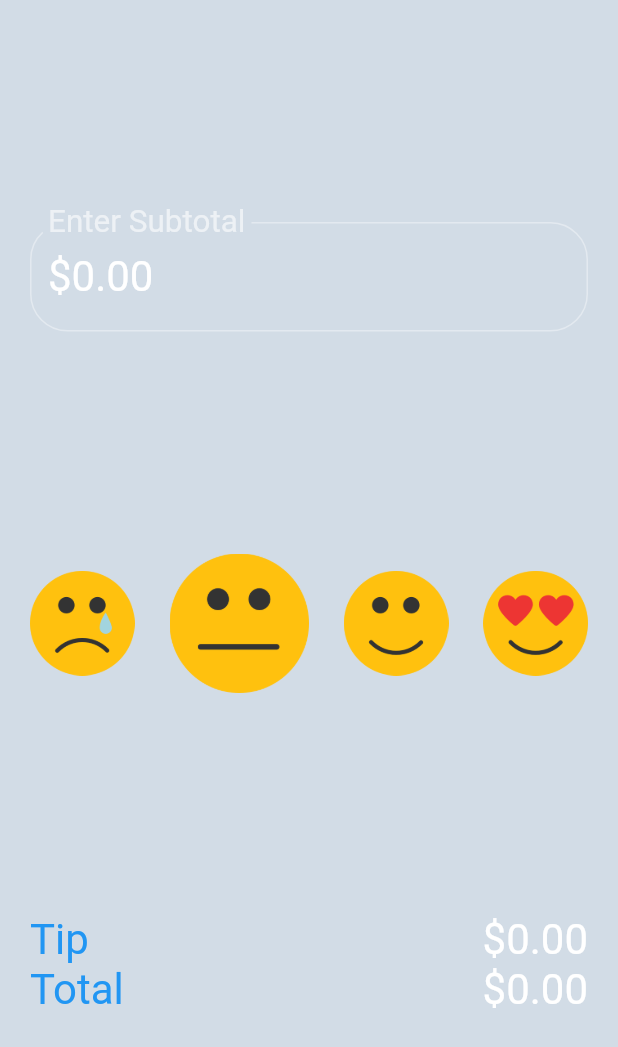
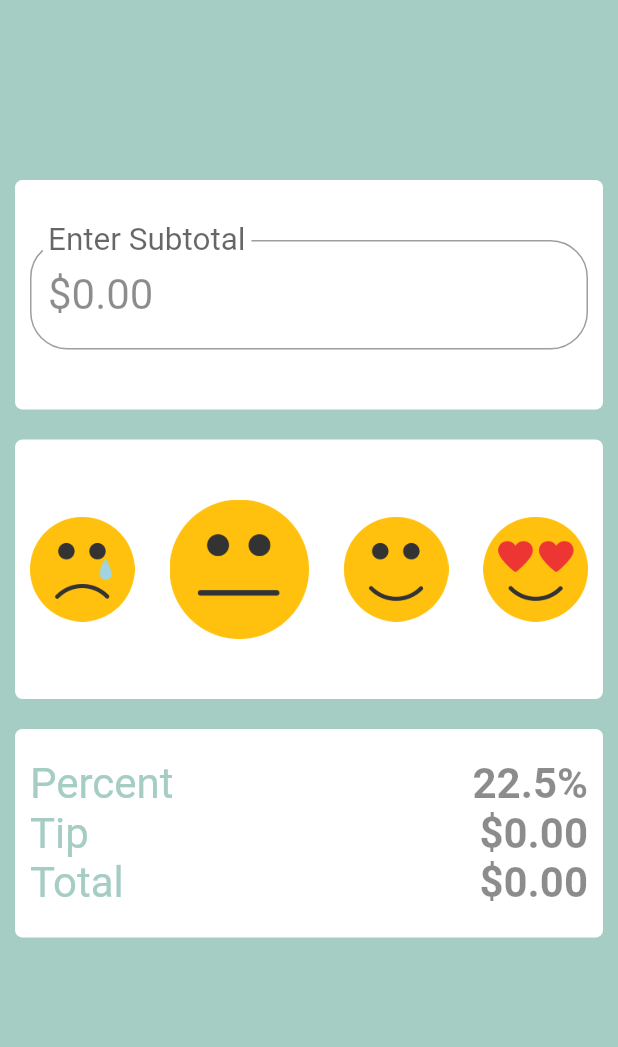
Before and after one commit to jbraunschweiger/Smart-Tip, a Flutter app: the screen it shows after launch, on a phone screen of 412 x 824 dp. Shown: the top 1047 px of the screen. Run offline on Flutter 3.47's test engine with Material 2 defaults, Android fonts, the light colour scheme and no system bars; our stand-ins replace flutter_masked_text, geolocator; Roboto replaces fonts that are missing (Montserrat).

Commit message:
Added cards. Probably gonna not go with cards

```diff
--- a/lib/main.dart
+++ b/lib/main.dart
@@ -69,8 +69,8 @@ class HomePage extends State<MyApp> {
 
   @override
   Widget build(BuildContext context) {
-    Color primary = Colors.white;
-    Color accent = Colors.blue;
+    Color primary = Colors.black45;
+    Color accent = Color.fromARGB(255, 165, 205, 196);
     double defaultFontSize = 28;
     return MaterialApp(
         title: 'Flutter',
@@ -78,30 +78,49 @@ class HomePage extends State<MyApp> {
           resizeToAvoidBottomPadding: false,
           body: Container(
               decoration:
-                  BoxDecoration(color: Color.fromARGB(255, 210, 220, 230)),
+                  BoxDecoration(color: accent),
               child: Container(
-                margin: const EdgeInsets.only(left: 20.0, right: 20.0),
+                margin: const EdgeInsets.only(
+                    left: 10, right: 10, top: 10, bottom: 10),
                 child: Center(
                   child: Column(
-                    mainAxisAlignment: MainAxisAlignment.spaceEvenly,
+                    mainAxisAlignment: MainAxisAlignment.start,
                     children: [
-                      TextField(
+                      Container(
+                          padding: const EdgeInsets.only(
+                              left: 10, right: 10, top: 40, bottom: 40),
+                          margin: const EdgeInsets.only (top: 110, bottom: 10),
+                          decoration: BoxDecoration(
+                            color: Color.fromARGB(255, 255, 255, 255),
+                            borderRadius:
+                                new BorderRadius.all(new Radius.circular(5.0)),
+                          ),
+                          child: TextField(
                             keyboardType: TextInputType.number,
                             controller: moneyFormatter,
                             cursorWidth: 0,
-
-                        style: TextStyle(fontSize: defaultFontSize),
+                            style: TextStyle(
+                                fontSize: defaultFontSize, color: primary),
                             decoration: InputDecoration(
                               labelText: "Enter Subtotal",
                               fillColor: Colors.white,
                               border: new OutlineInputBorder(
                                 borderRadius: new BorderRadius.circular(25.0),
-                            borderSide: new BorderSide(
+                                borderSide: new BorderSide(),
                               ),
                             ),
+                          )),
+                      Container(
+                          padding: const EdgeInsets.only(
+                              left: 10, right: 10, top: 40, bottom: 40),
+
+                          margin: const EdgeInsets.only (top: 10, bottom: 10),
+                          decoration: BoxDecoration(
+                            color: Color.fromARGB(255, 255, 255, 255),
+                            borderRadius:
+                                new BorderRadius.all(new Radius.circular(5.0)),
                           ),
-                      ),
-                      Row(
+                          child: Row(
                               mainAxisAlignment: MainAxisAlignment.spaceEvenly,
                               children: [
                                 Flexible(
@@ -114,8 +133,8 @@ class HomePage extends State<MyApp> {
                                             vibrate();
                                           });
                                         },
-                                    child:
-                                        Image.asset("graphics/unhappy.png"))),
+                                        child: Image.asset(
+                                            "graphics/unhappy.png"))),
                                 Flexible(flex: 1, child: Container()),
                                 Flexible(
                                     flex: satisfactionFlex[1],
@@ -127,8 +146,8 @@ class HomePage extends State<MyApp> {
                                             vibrate();
                                           });
                                         },
-                                    child:
-                                        Image.asset("graphics/confused.png"))),
+                                        child: Image.asset(
+                                            "graphics/confused.png"))),
                                 Flexible(flex: 1, child: Container()),
                                 Flexible(
                                     flex: satisfactionFlex[2],
@@ -140,8 +159,8 @@ class HomePage extends State<MyApp> {
                                             vibrate();
                                           });
                                         },
-                                    child:
-                                        Image.asset("graphics/smiling.png"))),
+                                        child: Image.asset(
+                                            "graphics/smiling.png"))),
                                 Flexible(flex: 1, child: Container()),
                                 Flexible(
                                     flex: satisfactionFlex[3],
@@ -153,36 +172,73 @@ class HomePage extends State<MyApp> {
                                             vibrate();
                                           });
                                         },
-                                    child: Image.asset("graphics/in-love.png")))
-                          ]),
-                      Column(
+                                        child: Image.asset(
+                                            "graphics/in-love.png")))
+                              ])),
+                      Container(
+                          padding: const EdgeInsets.only(
+                              left: 10, right: 10, top: 20, bottom: 20),
+                          margin: const EdgeInsets.only (top: 10, bottom: 10),
+                          decoration: BoxDecoration(
+                            color: Color.fromARGB(255, 255, 255, 255),
+                            borderRadius:
+                                new BorderRadius.all(new Radius.circular(5.0)),
+                          ),
+                          child: Column(
                               crossAxisAlignment: CrossAxisAlignment.start,
                               children: [
                                 Row(
                                     mainAxisAlignment:
                                         MainAxisAlignment.spaceBetween,
                                     children: [
-                                  Text('Tip', style: TextStyle(color: accent, fontSize: defaultFontSize)),
-                                  Text(getTip(), style: TextStyle(color: primary, fontSize: defaultFontSize)),
+                                      Text('Percent',
+                                          style: TextStyle(
+                                              color: accent,
+                                              fontSize: defaultFontSize)),
+                                      Text(getTipPercent(),
+                                          style: TextStyle(
+                                              color: primary,
+                                              fontWeight: FontWeight.bold,
+                                              fontSize: defaultFontSize)),
                                     ]),
                                 Row(
                                     mainAxisAlignment:
                                         MainAxisAlignment.spaceBetween,
                                     children: [
-                                  Text('Total', style: TextStyle(color: accent, fontSize: defaultFontSize)),
-                                  Text(getTotal(), style: TextStyle(color: primary, fontSize: defaultFontSize)),
+                                      Text('Tip',
+                                          style: TextStyle(
+                                              color: accent,
+                                              fontSize: defaultFontSize)),
+                                      Text(getTip(),
+                                          style: TextStyle(
+                                              color: primary,
+                                              fontWeight: FontWeight.bold,
+                                              fontSize: defaultFontSize)),
                                     ]),
-                          ])
+                                Row(
+                                    mainAxisAlignment:
+                                        MainAxisAlignment.spaceBetween,
+                                    children: [
+                                      Text('Total',
+                                          style: TextStyle(
+                                              color: accent,
+                                              fontSize: defaultFontSize)),
+                                      Text(getTotal(),
+                                          style: TextStyle(
+                                              color: primary,
+                                              fontWeight: FontWeight.bold,
+                                              fontSize: defaultFontSize)),
+                                    ]),
+                              ]))
                     ],
                   ),
                 ),
               )),
         ),
         theme: ThemeData(
-            // Define the default Brightness and Colors
-            brightness: Brightness.dark,
-            primaryColor: Colors.white,
-            accentColor: Colors.blue,
+            brightness: Brightness.light,
+            primaryColor: accent,
+            accentColor: Colors.transparent,
 
             // Define the default Font Family
             fontFamily: 'Montserrat'));
@@ -193,12 +249,21 @@ class HomePage extends State<MyApp> {
     HapticFeedback.heavyImpact();
   }
 
-  double getTipNumber() {
+  double getTipPercentNumber() {
     if (countryData != null) {
       double tipPercent = Helper.getTip(happiness, countryData) / 100;
-      return subtotal * tipPercent;
+      return tipPercent;
     }
-    return subtotal * .15;
+    return .15;
+  }
+
+  String getTipPercent() {
+    var f = NumberFormat("##.0#", "en-US");
+    return f.format(getTipPercentNumber() * 100) + "%";
+  }
+
+  double getTipNumber() {
+    return subtotal * getTipPercentNumber();
   }
 
   String getTip() {
```
Also changed, not shown: 1 other file. Lines whose indentation alone changed are shown as unchanged.
